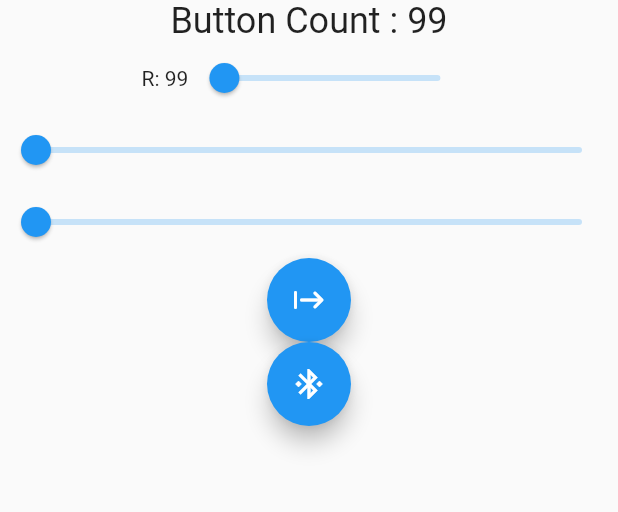
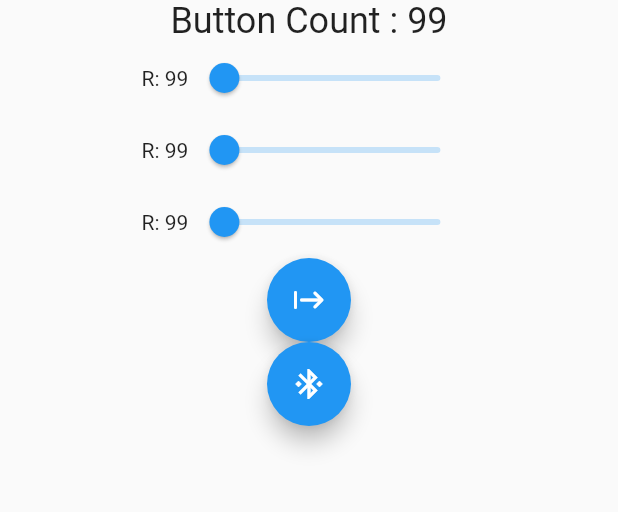
Before and after one commit to yutakau/ble_rgbled_flutter, a Flutter app: the screen it shows after launch, on a phone screen of 412 x 824 dp, the part 459-971 px from its top. Run offline on Flutter 3.47's test engine with Material 2 defaults, Android fonts, the phone set to English and light mode, and no system bars; our stand-ins replace flutter_blue_plus.

Commit message:
add label

```diff
--- a/lib/device.dart
+++ b/lib/device.dart
@@ -257,6 +257,11 @@ class _MyHomePageState extends State<MyHomePage> {
                 },
               ),
             ]),
+            Row(mainAxisAlignment: MainAxisAlignment.center, children: <Widget>[
+              new Text(
+                'R: $_counter',
+                style: Theme.of(context).textTheme.bodyMedium,
+              ),
               new Slider(
                 label: '${_val_g}',
                 min: 0,
@@ -269,6 +274,12 @@ class _MyHomePageState extends State<MyHomePage> {
                     _writeLed();
                   });
                 },
+              ),
+            ]),
+            Row(mainAxisAlignment: MainAxisAlignment.center, children: <Widget>[
+              new Text(
+                'R: $_counter',
+                style: Theme.of(context).textTheme.bodyMedium,
               ),
               new Slider(
                 label: '${_val_b}',
@@ -283,6 +294,7 @@ class _MyHomePageState extends State<MyHomePage> {
                   });
                 },
               ),
+            ]),
             FloatingActionButton(
               onPressed: _discoverDevice,
               tooltip: 'discover',
```
Lines whose indentation alone changed are shown as unchanged.
